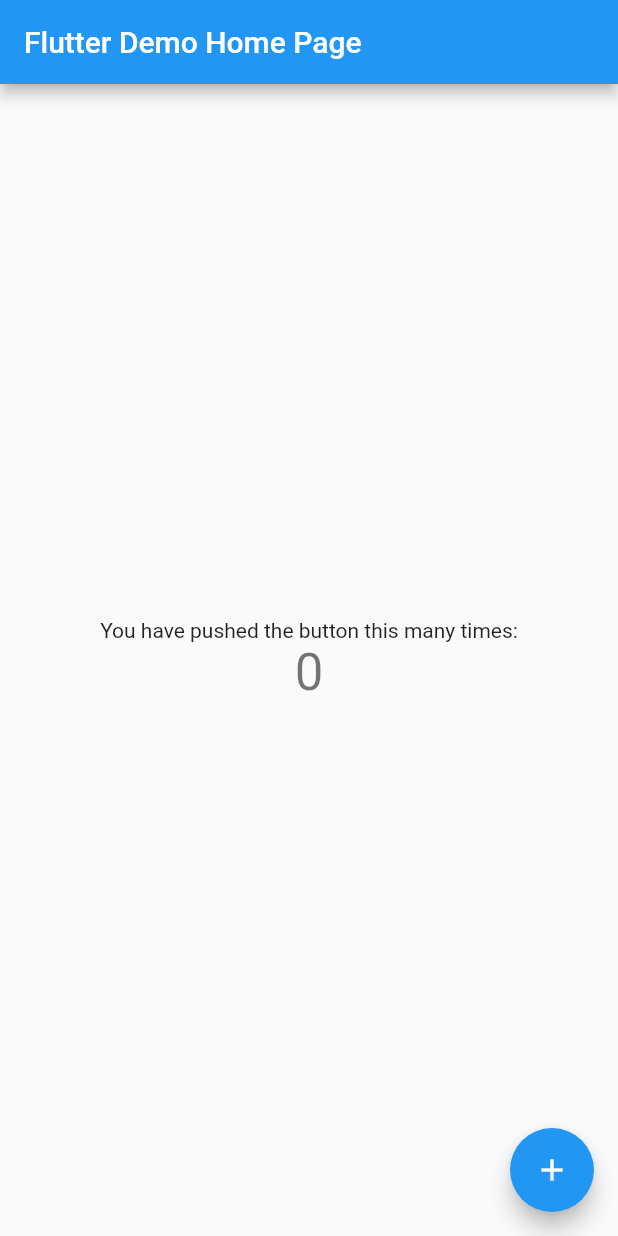
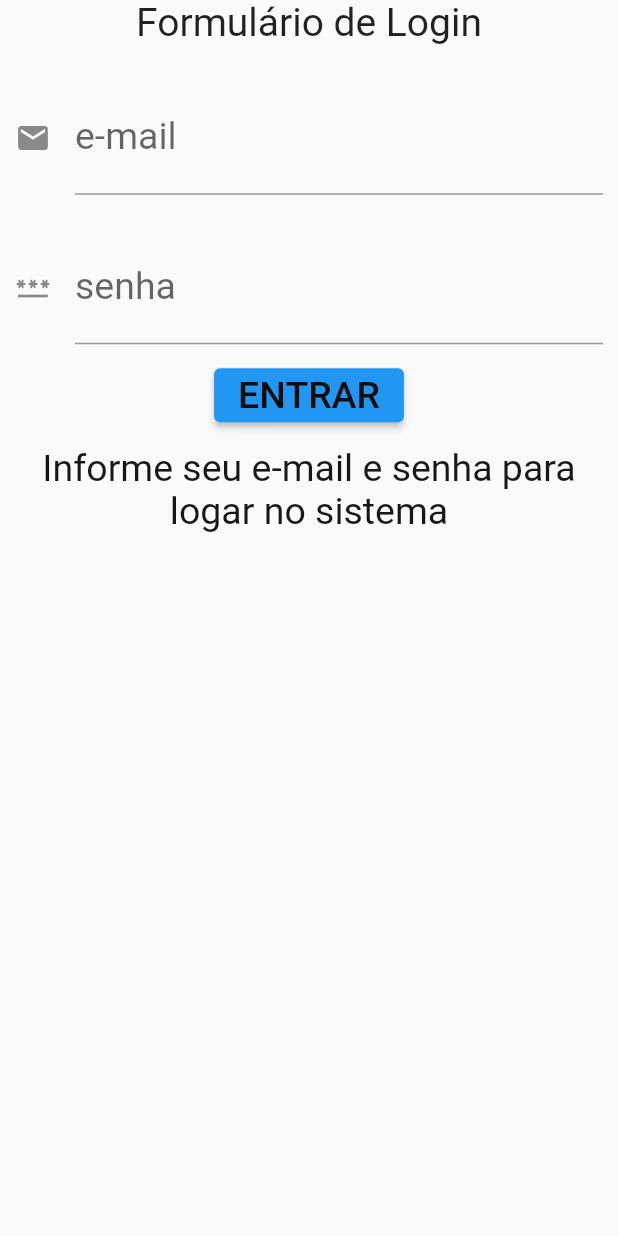
Before and after one commit to killatsignlife/fatecflix-flutter, a Flutter app: the screen it shows after launch, on a phone screen of 412 x 824 dp. Run offline on Flutter 3.47's test engine with Material 2 defaults, Android fonts, the phone set to English and light mode, and no system bars; our stand-ins replace get.

Commit message:
formulario login

```diff
--- /dev/null
+++ b/lib/login.dart
@@ -0,0 +1,139 @@
+import 'package:flutter/material.dart';
+import 'package:get/get.dart';
+import 'package:http/http.dart';
+
+// void main() {
+//   runApp(const MaterialApp(
+//     home : LoginWidget()
+//   ));
+// }
+
+class LoginWidget extends StatefulWidget {
+  const LoginWidget({Key? key}) : super(key: key);
+
+  @override
+  State<LoginWidget> createState() => _LoginWidgetState();
+}
+
+class _LoginWidgetState extends State<LoginWidget> {
+  String _info = "Informe seu e-mail e senha para logar no sistema";
+  GlobalKey<FormState> _formKey = GlobalKey<FormState>();
+  TextEditingController emailController = TextEditingController();
+  TextEditingController senhaController = TextEditingController();
+
+  void _resetaCampos() {
+    emailController.text = "";
+    senhaController.text = "";
+    setState(() {
+      _info = "Informe seu e-mail e senha para logar no sistema";
+      _formKey = GlobalKey<FormState>();
+    });
+  }
+
+  void _login() {
+    setState(() {
+      String email = emailController.text;
+      String senha = emailController.text;
+      _info = "email: $email, senha: $senha";
+    });
+  }
+
+  @override
+  Widget build(BuildContext context) {
+    const sizedBoxSpace = SizedBox(height: 24);
+    return MaterialApp(
+        title: "Fatecflix - Login",
+        theme: ThemeData(
+          primarySwatch: Colors.blue,
+          visualDensity: VisualDensity.adaptivePlatformDensity,
+        ),
+        home: Scaffold(
+        body: SingleChildScrollView(
+            padding: const EdgeInsets.fromLTRB(10, 0, 10, 0),
+            child: Form(
+              key: _formKey,
+              child: Column(
+              mainAxisAlignment: MainAxisAlignment.center,
+              children: <Widget>[
+                const Text(
+                  "Formulário de Login",
+                  style: TextStyle(
+                    fontSize: 26,
+                  ),
+                ),
+                sizedBoxSpace,
+                TextFormField(
+                  textInputAction: TextInputAction.next,
+                  keyboardType: TextInputType.emailAddress,
+                  decoration: const InputDecoration(
+                  icon: Icon(Icons.email),
+                  hintText: "usuario@email.com",
+                  labelText: "e-mail",
+                ),
+                  textAlign: TextAlign.center,
+                  style: const TextStyle(color: Color.fromARGB(255, 2, 2, 2), fontSize: 25.0),
+                  controller: emailController,
+                  validator: (value) {
+                    if (value!.isEmpty) {
+                      return "Insira seu email";
+                    }
+                    return null;
+                  },
+                ),
+                sizedBoxSpace,
+                 TextFormField(
+                  keyboardType: TextInputType.visiblePassword,
+                  decoration: const InputDecoration(
+                  icon: Icon(Icons.password),
+                  labelText: "senha",
+                ),
+                  textAlign: TextAlign.center,
+                  style: const TextStyle(color: Color.fromARGB(255, 2, 2, 2), fontSize: 25.0),
+                  controller: senhaController,
+                  validator: (value) {
+                    if (value!.isEmpty) {
+                      return "Insira sua senha";
+                    }
+                    return null;
+                  },
+                ),
+                Padding(
+                  padding: const EdgeInsets.only(top: 10.0, bottom: 10.0),
+                  child: ElevatedButton(
+                    onPressed: () {
+                      if (_formKey.currentState!.validate()) {
+                        _login();
+                      }
+                    },
+                    child: const Text(
+                      "ENTRAR",
+                      style: TextStyle(color: Color.fromARGB(255, 14, 13, 13), fontSize: 25.0),
+                    ),
+                  ),
+                ),
+                Text(
+                  _info,
+                  textAlign: TextAlign.center,
+                  style: const TextStyle(color: Color.fromARGB(255, 24, 23, 23), fontSize: 25.0),
+                )
+              ],
+            ),
+            ),
+        )
+        )
+    );
+  }
+}
+
+// Container(
+//             decoration: const BoxDecoration(
+//               gradient: LinearGradient(
+//                 begin: Alignment.topRight,
+//                 end: Alignment.bottomLeft,
+//                 colors: [
+//                   Colors.blue,
+//                   Colors.red,
+//                 ],
+//             ),
+//           ),
+//         ),
--- a/lib/main.dart
+++ b/lib/main.dart
@@ -1,76 +1,9 @@
 import 'package:flutter/material.dart';
 import 'package:get/get.dart';
+import 'package:fatecflix_mobile/login.dart';
 
 void main() {
-  runApp(const MyApp());
+  runApp(const MaterialApp(
+    home : LoginWidget()
+  ));
 }
-
-
-class AppController extends GetxController {
-
-}
-
-
-class MyApp extends StatelessWidget {
-  const MyApp({Key? key}) : super(key: key);
-
-  @override
-  Widget build(BuildContext context) {
-    return MaterialApp(
-      title: 'Flutter Demo',
-      theme: ThemeData(
-        primarySwatch: Colors.blue,
-      ),
-      home: const MyHomePage(title: 'Flutter Demo Home Page'),
-    );
-  }
-}
-
-class MyHomePage extends StatefulWidget {
-  const MyHomePage({Key? key, required this.title}) : super(key: key);
-  final String title;
-
-  @override
-  State<MyHomePage> createState() => _MyHomePageState();
-}
-
-class _MyHomePageState extends State<MyHomePage> {
-  int _counter = 0;
-
-  void _incrementCounter() {
-    setState(() {
-      _counter++;
-    });
-  }
-
-  @override
-  Widget build(BuildContext context) {
-
-    return Scaffold(
-      appBar: AppBar(
-        title: Text(widget.title),
-      ),
-      body: Center(
-
-        child: Column(
-
-          mainAxisAlignment: MainAxisAlignment.center,
-          children: <Widget>[
-            const Text(
-              'You have pushed the button this many times:',
-            ),
-            Text(
-              '$_counter',
-              style: Theme.of(context).textTheme.headline4,
-            ),
-          ],
-        ),
-      ),
-      floatingActionButton: FloatingActionButton(
-        onPressed: _incrementCounter,
-        tooltip: 'Increment',
-        child: const Icon(Icons.add),
-      ),
-    );
-  }
-}
--- a/pubspec.yaml
+++ b/pubspec.yaml
@@ -35,6 +35,7 @@
   # The following adds the Cupertino Icons font to your application.
   # Use with the CupertinoIcons class for iOS style icons.
   cupertino_icons: ^1.0.2
+  http: ^0.13.5
 
 dev_dependencies:
   flutter_test:
```
Also changed, not shown: pubspec.lock, 1 other file.
